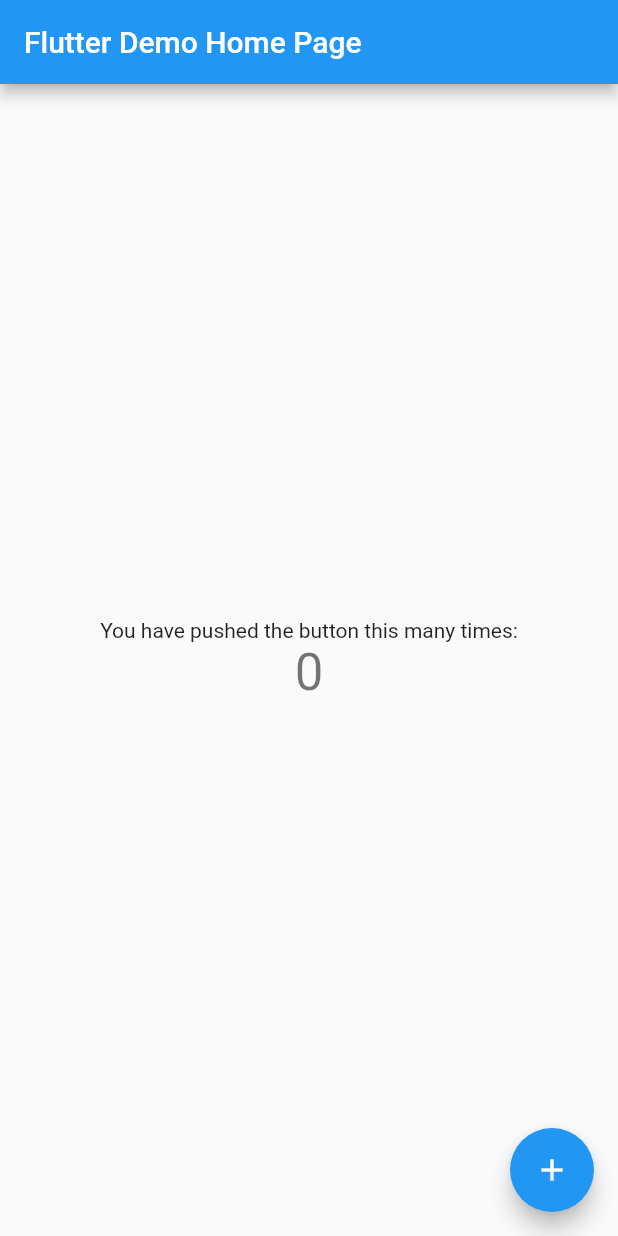
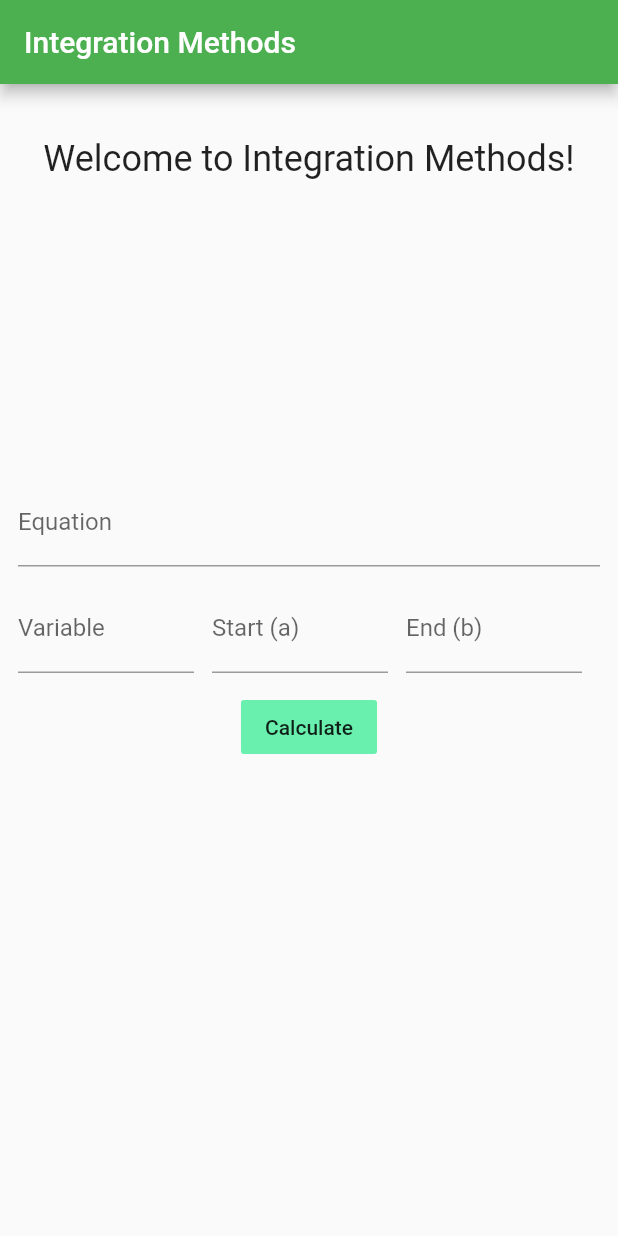
Before and after one commit to iberatkaya/integration_methods, a Flutter app: the screen it shows after launch, on a phone screen of 412 x 824 dp. Run offline on Flutter 3.47's test engine with Material 2 defaults, Android fonts, the phone set to English and light mode, and no system bars; our stand-ins replace math_expressions.

Commit message:
Added Simpson's method

```diff
--- /dev/null
+++ b/docs/assets/AssetManifest.json
@@ -0,0 +1 @@
+{"packages/cupertino_icons/assets/CupertinoIcons.ttf":["packages/cupertino_icons/assets/CupertinoIcons.ttf"]}
--- /dev/null
+++ b/docs/assets/FontManifest.json
@@ -0,0 +1 @@
+[{"family":"MaterialIcons","fonts":[{"asset":"fonts/MaterialIcons-Regular.ttf"}]},{"family":"packages/cupertino_icons/CupertinoIcons","fonts":[{"asset":"packages/cupertino_icons/assets/CupertinoIcons.ttf"}]}]
--- a/lib/main.dart
+++ b/lib/main.dart
@@ -1,4 +1,5 @@
 import 'package:flutter/material.dart';
+import './methods/simpsons_method.dart';
 
 void main() {
   runApp(MyApp());
@@ -8,31 +9,21 @@
   // This widget is the root of your application.
   @override
   Widget build(BuildContext context) {
+    print(simpsons_method("a*sin(cos(a))", variable: "a", a: 0, b: 2));
+
     return MaterialApp(
       title: 'Flutter Demo',
       theme: ThemeData(
-        // This is the theme of your application.
-        //
-        // Try running your application with "flutter run". You'll see the
-        // application has a blue toolbar. Then, without quitting the app, try
-        // changing the primarySwatch below to Colors.green and then invoke
-        // "hot reload" (press "r" in the console where you ran "flutter run",
-        // or simply save your changes to "hot reload" in a Flutter IDE).
-        // Notice that the counter didn't reset back to zero; the application
-        // is not restarted.
-        primarySwatch: Colors.blue,
-        // This makes the visual density adapt to the platform that you run
-        // the app on. For desktop platforms, the controls will be smaller and
-        // closer together (more dense) than on mobile platforms.
+        primarySwatch: Colors.green,
         visualDensity: VisualDensity.adaptivePlatformDensity,
       ),
-      home: MyHomePage(title: 'Flutter Demo Home Page'),
+      home: MyHomePage(),
     );
   }
 }
 
 class MyHomePage extends StatefulWidget {
-  MyHomePage({Key key, this.title}) : super(key: key);
+  MyHomePage({Key key}) : super(key: key);
 
   // This widget is the home page of your application. It is stateful, meaning
   // that it has a State object (defined below) that contains fields that affect
@@ -43,75 +34,121 @@
   // used by the build method of the State. Fields in a Widget subclass are
   // always marked "final".
 
-  final String title;
 
   @override
   _MyHomePageState createState() => _MyHomePageState();
 }
 
 class _MyHomePageState extends State<MyHomePage> {
-  int _counter = 0;
 
-  void _incrementCounter() {
-    setState(() {
-      // This call to setState tells the Flutter framework that something has
-      // changed in this State, which causes it to rerun the build method below
-      // so that the display can reflect the updated values. If we changed
-      // _counter without calling setState(), then the build method would not be
-      // called again, and so nothing would appear to happen.
-      _counter++;
-    });
-  }
+  final eqcontroller = TextEditingController();
+  final acontroller = TextEditingController();
+  final bcontroller = TextEditingController();
+  final varcontroller = TextEditingController();
+  double value;
 
   @override
   Widget build(BuildContext context) {
-    // This method is rerun every time setState is called, for instance as done
-    // by the _incrementCounter method above.
-    //
-    // The Flutter framework has been optimized to make rerunning build methods
-    // fast, so that you can just rebuild anything that needs updating rather
-    // than having to individually change instances of widgets.
     return Scaffold(
       appBar: AppBar(
-        // Here we take the value from the MyHomePage object that was created by
-        // the App.build method, and use it to set our appbar title.
-        title: Text(widget.title),
+        title: Text("Integration Methods"),
       ),
       body: Center(
-        // Center is a layout widget. It takes a single child and positions it
-        // in the middle of the parent.
+        child: Container(
+          padding: EdgeInsets.fromLTRB(12, 12, 12, 4),
           child: Column(
-          // Column is also a layout widget. It takes a list of children and
-          // arranges them vertically. By default, it sizes itself to fit its
-          // children horizontally, and tries to be as tall as its parent.
-          //
-          // Invoke "debug painting" (press "p" in the console, choose the
-          // "Toggle Debug Paint" action from the Flutter Inspector in Android
-          // Studio, or the "Toggle Debug Paint" command in Visual Studio Code)
-          // to see the wireframe for each widget.
-          //
-          // Column has various properties to control how it sizes itself and
-          // how it positions its children. Here we use mainAxisAlignment to
-          // center the children vertically; the main axis here is the vertical
-          // axis because Columns are vertical (the cross axis would be
-          // horizontal).
-          mainAxisAlignment: MainAxisAlignment.center,
             children: <Widget>[
-            Text(
-              'You have pushed the button this many times:',
+              Expanded(
+                flex: 1,
+                child: Container(
+                  padding: EdgeInsets.fromLTRB(0, 24, 0, 0),
+                  child: Text(
+                      'Welcome to Integration Methods!',
+                      textAlign: TextAlign.center,
+                      style: TextStyle(fontSize: 24, ),
                     ),
-            Text(
-              '$_counter',
-              style: Theme.of(context).textTheme.headline4,
+                  ),
+              ),
+              Expanded(
+                flex: 2,
+                child: Column(
+                  children: <Widget>[
+                    TextField(
+                      controller: eqcontroller,
+                      decoration: InputDecoration(
+                        labelText: "Equation",
+                        hintText: "Ex: x^2 + 5 * sin(x)"
+                      ),
+                    ),
+                    Row(
+                      children: <Widget>[
+                        Flexible(
+                          child: Container(
+                            padding: EdgeInsets.fromLTRB(0, 12, 12, 12),
+                            child: TextField(
+                              controller: varcontroller,
+                              decoration: InputDecoration(
+                                labelText: "Variable",
+                                hintText: "Ex. x"
+                              ),
+                            ),
+                          )
+                        ),
+                        Flexible(
+                          child: Container(
+                            padding: EdgeInsets.fromLTRB(0, 12, 12, 12),
+                            child: TextField(
+                              controller: acontroller,
+                              decoration: InputDecoration(
+                                labelText: "Start (a)",
+                                hintText: "From a to b"
+                              ),
+                            ),
+                          )
+                        ),
+                        Flexible(
+                          child: Container(
+                            padding: EdgeInsets.fromLTRB(0, 12, 12, 12),
+                            child: TextField(
+                              controller: bcontroller,
+                              decoration: InputDecoration(
+                                labelText: "End (b)",
+                                hintText: "From a to b"
+                              ),
+                            ),
+                          )
                         ),
                       ],
                     ),
+                    FlatButton(
+                      onPressed: () {
+                        try{
+                          if(eqcontroller.text == "")
+                            return;
+                          double a = double.tryParse(acontroller.text);
+                          double b = double.tryParse(bcontroller.text);
+                          String variable = varcontroller.text;
+                          if(eqcontroller.text.contains(variable))
+                          setState(() {
+                            value = (simpsons_method(eqcontroller.text, variable: variable, a: a, b: b));
+
+                          });
+                        } catch(e){
+                          print(e);
+                        }
+                      },
+                      color: Colors.greenAccent,
+                      child: Text("Calculate", style: TextStyle(color: Colors.black87),),
                     ),
-      floatingActionButton: FloatingActionButton(
-        onPressed: _incrementCounter,
-        tooltip: 'Increment',
-        child: Icon(Icons.add),
-      ), // This trailing comma makes auto-formatting nicer for build methods.
+                      Text((value != null) ? value.toString() : "", style: TextStyle(fontSize: 28),)
+
+                  ]
+                )
+              )
+            ],
+          ),
+        )
+       ),
     );
   }
 }
--- /dev/null
+++ b/lib/methods/simpsons_method.dart
@@ -0,0 +1,20 @@
+import 'package:math_expressions/math_expressions.dart';
+
+double simpsons_method(String expression, {String variable, double a, double b}){
+  Parser p = Parser();
+  Expression exp = p.parse(expression);
+  ContextModel cm = ContextModel();
+  Variable myvar = Variable(variable);
+
+
+  cm.bindVariable(myvar, Number(a));
+  double term1 = exp.evaluate(EvaluationType.REAL, cm);
+  cm.bindVariable(myvar, Number((2.0 * a + b) / 3));
+  double term2 = 3.0 * exp.evaluate(EvaluationType.REAL, cm);
+  cm.bindVariable(myvar, Number((a + 2.0 * b) / 3));
+  double term3 = 3.0 * exp.evaluate(EvaluationType.REAL, cm);
+  cm.bindVariable(myvar, Number(b));
+  double term4 = exp.evaluate(EvaluationType.REAL, cm);
+  double val = (b-a) / 8 * (term1 + term2 + term3 + term4);
+  return val;
+}
```
Also changed, not shown: docs/assets/fonts/MaterialIcons-Regular.ttf (added), docs/assets/packages/cupertino_icons/assets/CupertinoIcons.ttf (added), docs/favicon.png (added), docs/icons/Icon-192.png (added), docs/icons/Icon-512.png (added), docs/manifest.json (added), 5 other files. Lines whose indentation alone changed are shown as unchanged.
